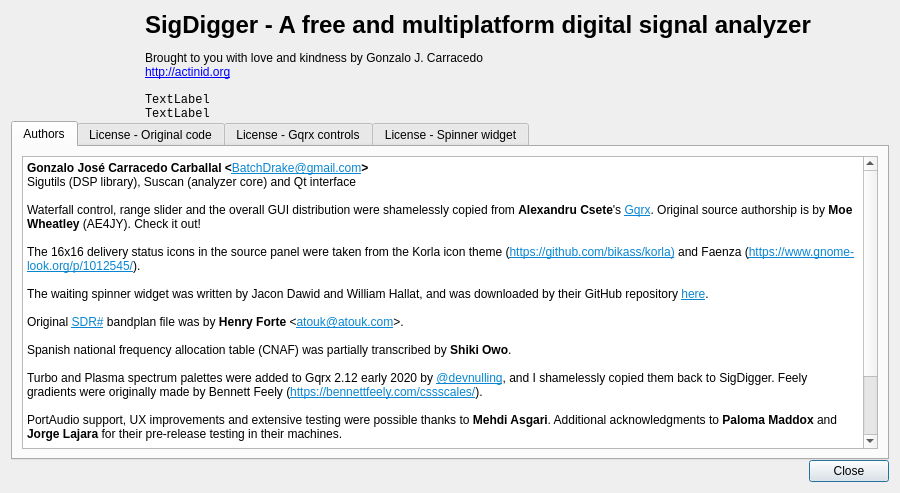
This is ui/AboutDialog.ui in BatchDrake/SigDigger as Qt 5 draws it before an edit. The edited form follows.
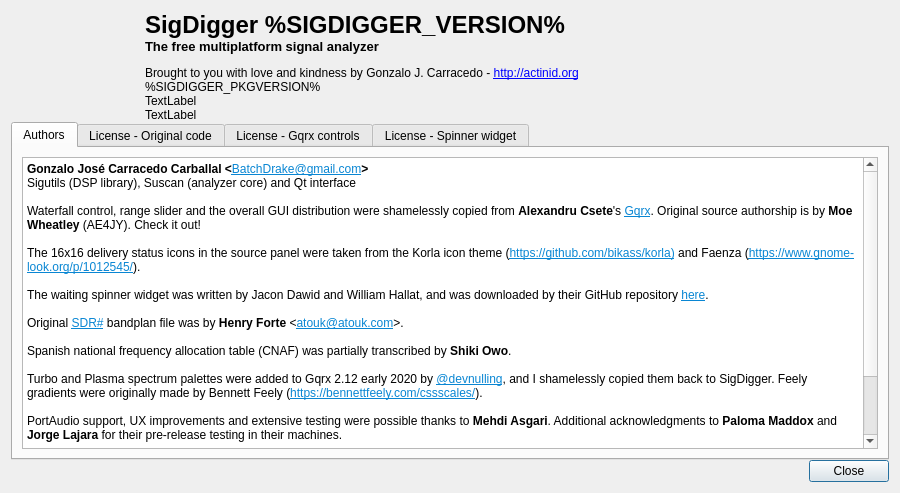
This is the edited form. Icons and pictures are not drawn.

```diff
--- a/ui/AboutDialog.ui
+++ b/ui/AboutDialog.ui
@@ -281,22 +281,23 @@
    <item row="0" column="1">
     <widget class="QLabel" name="label_2">
      <property name="text">
-      <string>&lt;html&gt;&lt;head/&gt;&lt;body&gt;&lt;p&gt;&lt;span style=&quot; font-size:18pt; font-weight:600;&quot;&gt;SigDigger - A free and multiplatform digital signal analyzer&lt;/span&gt;&lt;/p&gt;&lt;p&gt;Brought to you with love and kindness by Gonzalo J. Carracedo&lt;br/&gt;&lt;a href=&quot;http://actinid.org&quot;&gt;&lt;span style=&quot; text-decoration: underline; color:#0000ff;&quot;&gt;http://actinid.org&lt;br/&gt;&lt;/span&gt;&lt;/a&gt;&lt;/p&gt;&lt;/body&gt;&lt;/html&gt;</string>
+      <string>&lt;html&gt;&lt;head/&gt;&lt;body&gt;&lt;p align=&quot;justify&quot;&gt;&lt;span style=&quot; font-size:18pt; font-weight:600;&quot;&gt;SigDigger %SIGDIGGER_VERSION%&lt;br/&gt;&lt;/span&gt;&lt;span style=&quot; font-size:10pt; font-weight:600;&quot;&gt;The free multiplatform signal analyzer&lt;/span&gt;&lt;/p&gt;&lt;p align=&quot;justify&quot;&gt;Brought to you with love and kindness by Gonzalo J. Carracedo - &lt;a href=&quot;http://actinid.org&quot;&gt;&lt;span style=&quot; text-decoration: underline; color:#0000ff;&quot;&gt;http://actinid.org&lt;/span&gt;&lt;/a&gt;&lt;br/&gt;%SIGDIGGER_PKGVERSION%&lt;/p&gt;&lt;/body&gt;&lt;/html&gt;</string>
      </property>
      <property name="textFormat">
       <enum>Qt::RichText</enum>
      </property>
      <property name="alignment">
-      <set>Qt::AlignLeading|Qt::AlignLeft|Qt::AlignVCenter</set>
+      <set>Qt::AlignLeading|Qt::AlignLeft|Qt::AlignTop</set>
      </property>
     </widget>
    </item>
    <item row="1" column="1">
     <widget class="QLabel" name="sigutilsVerLabel">
-     <property name="font">
-      <font>
-       <family>Monospace</family>
-      </font>
+     <property name="sizePolicy">
+      <sizepolicy hsizetype="Preferred" vsizetype="Fixed">
+       <horstretch>0</horstretch>
+       <verstretch>0</verstretch>
+      </sizepolicy>
      </property>
      <property name="text">
       <string>TextLabel</string>
@@ -308,10 +309,11 @@
    </item>
    <item row="2" column="1">
     <widget class="QLabel" name="suscanVerLabel">
-     <property name="font">
-      <font>
-       <family>Monospace</family>
-      </font>
+     <property name="sizePolicy">
+      <sizepolicy hsizetype="Preferred" vsizetype="Fixed">
+       <horstretch>0</horstretch>
+       <verstretch>0</verstretch>
+      </sizepolicy>
      </property>
      <property name="text">
       <string>TextLabel</string>
```
Left out of the diff: 2 changed lines with no effect on the pictures.
